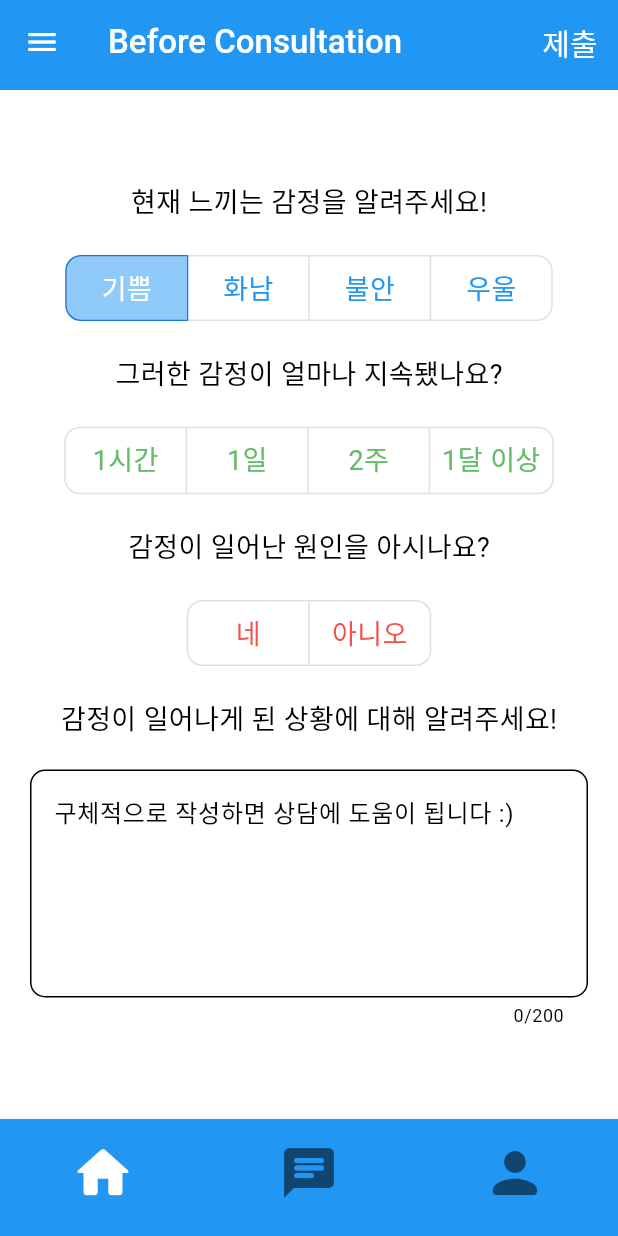
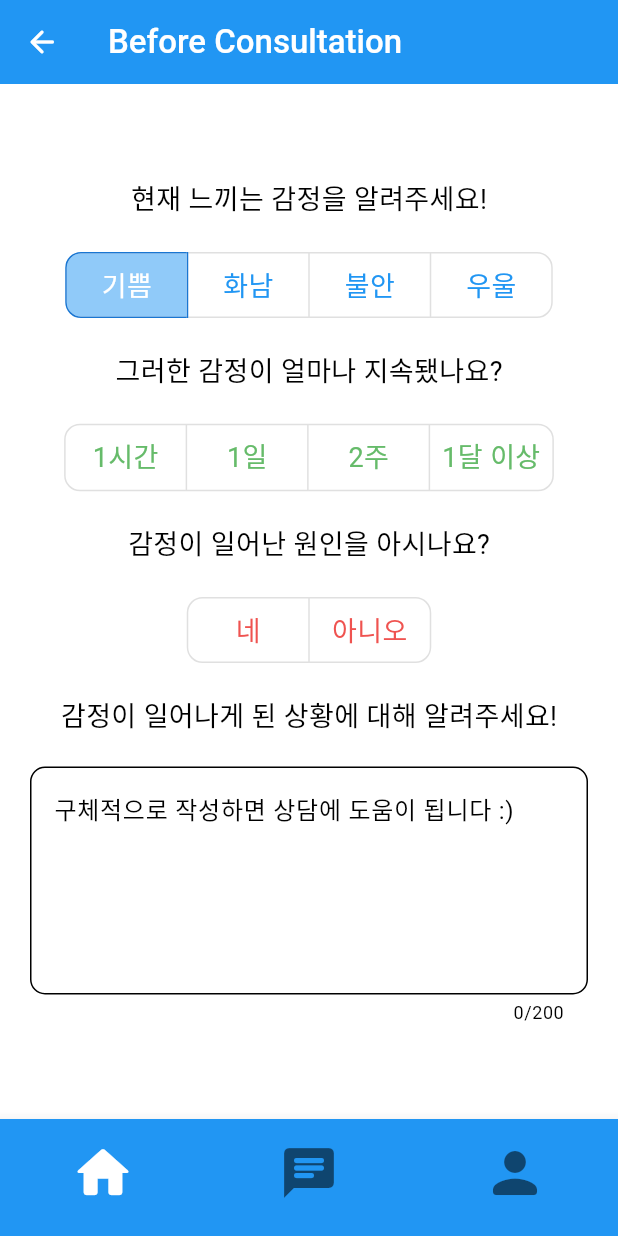
Before and after one commit to Time-Travel-Partition/emotion_chat, a Flutter app: the BeforeConsultationScreen screen opened directly with empty values, on a phone screen of 412 x 824 dp. Run offline on Flutter 3.47's test engine with Material 3 defaults, Android fonts, the phone set to English and light mode, and no system bars; our stand-ins replace cloud_firestore, firebase_auth, firebase_core, image_picker; accounts and stored records are empty.

Commit message:
🚨 fix: 채팅화면에서 뒤로가기 버튼 클릭시 채팅리스트로 이동

```diff
--- a/lib/screens/main/chat_tab/before_consultation_screen.dart
+++ b/lib/screens/main/chat_tab/before_consultation_screen.dart
@@ -129,12 +129,21 @@ class _BeforeConsultationScreenState extends State<BeforeConsultationScreen> {
   Widget build(BuildContext context) {
     return Scaffold(
       backgroundColor: Colors.white,
-      appBar: PreferredSize(
-        preferredSize: const Size.fromHeight(60),
-        child: TopAppBar(
-            titleText: 'Before Consultation',
-            buttonText: '제출',
-            onTap: onSubmit),
+      appBar: AppBar(
+        title: const Text(
+          'Before Consultation',
+          style: TextStyle(
+            fontWeight: FontWeight.w500,
+          ),
+        ),
+        foregroundColor: Theme.of(context).colorScheme.background,
+        backgroundColor: Theme.of(context).colorScheme.primary,
+        leading: IconButton(
+          onPressed: () {
+            Navigator.pop(context);
+          },
+          icon: const Icon(Icons.arrow_back_rounded),
+        ),
       ),
       drawer: const SideDrawer(),
       bottomNavigationBar: const BottonMenuBar(),
--- a/lib/screens/main/home_tab/home_screen.dart
+++ b/lib/screens/main/home_tab/home_screen.dart
@@ -45,7 +45,7 @@ class _HomeScreenState extends State<HomeScreen> {
                       image: Image.asset('images/happy.png'),
                     ),
                     EmotionButton(
-                      emotion: 1,
+                      emotion: 2,
                       image: Image.asset('images/anxious.png'),
                     ),
                   ],
@@ -54,7 +54,7 @@ class _HomeScreenState extends State<HomeScreen> {
                   mainAxisAlignment: MainAxisAlignment.spaceEvenly,
                   children: [
                     EmotionButton(
-                      emotion: 2,
+                      emotion: 1,
                       image: Image.asset('images/angry.png'),
                     ),
                     EmotionButton(
```
Also changed, not shown: lib/screens/main/chat_tab/chat_screen.dart (+21 -4 lines), lib/screens/main/profile_tab/settings_screen.dart (+15 -3 lines).
